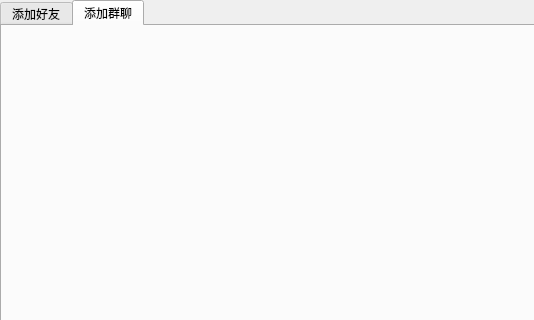
Old version of the form addfrienddialog.ui in the repository edr1412/LuminoChatQtClient; both pictures show x 0 to 534 and y 0 to 320 of the 668 by 486 pixel window.
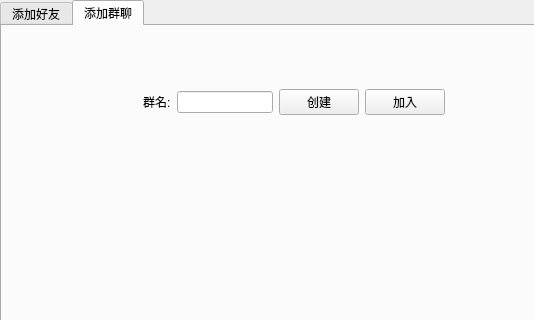
New version of the form. The open tabs and pages were chosen to show the change.

```diff
--- a/addfrienddialog.ui
+++ b/addfrienddialog.ui
@@ -105,6 +105,42 @@
       <attribute name="title">
        <string>添加群聊</string>
       </attribute>
+      <widget class="QWidget" name="">
+       <property name="geometry">
+        <rect>
+         <x>141</x>
+         <y>60</y>
+         <width>302</width>
+         <height>33</height>
+        </rect>
+       </property>
+       <layout class="QGridLayout" name="gridLayout_3">
+        <item row="0" column="0">
+         <widget class="QLabel" name="label_2">
+          <property name="text">
+           <string>群名:</string>
+          </property>
+         </widget>
+        </item>
+        <item row="0" column="1">
+         <widget class="QLineEdit" name="lineEdit_groupname"/>
+        </item>
+        <item row="0" column="2">
+         <widget class="QPushButton" name="pushButton_create">
+          <property name="text">
+           <string>创建</string>
+          </property>
+         </widget>
+        </item>
+        <item row="0" column="3">
+         <widget class="QPushButton" name="pushButton_join">
+          <property name="text">
+           <string>加入</string>
+          </property>
+         </widget>
+        </item>
+       </layout>
+      </widget>
      </widget>
     </widget>
    </item>
```
